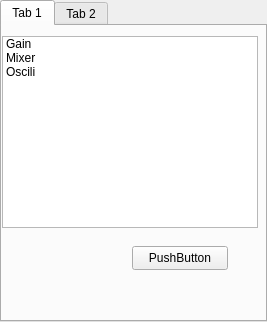
Old version of the form src/menu.ui in the repository dskinner/vizi.
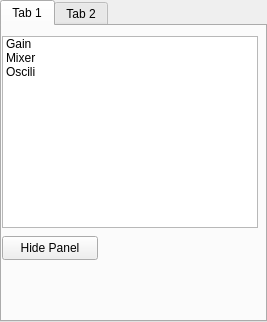
New version of the form.

Patch:
```diff
--- a/src/menu.ui
+++ b/src/menu.ui
@@ -48,14 +48,14 @@
    <widget class="QPushButton" name="pushButton">
     <property name="geometry">
      <rect>
-      <x>130</x>
-      <y>220</y>
+      <x>0</x>
+      <y>210</y>
       <width>96</width>
       <height>24</height>
      </rect>
     </property>
     <property name="text">
-     <string>PushButton</string>
+     <string>Hide Panel</string>
     </property>
    </widget>
   </widget>
```
